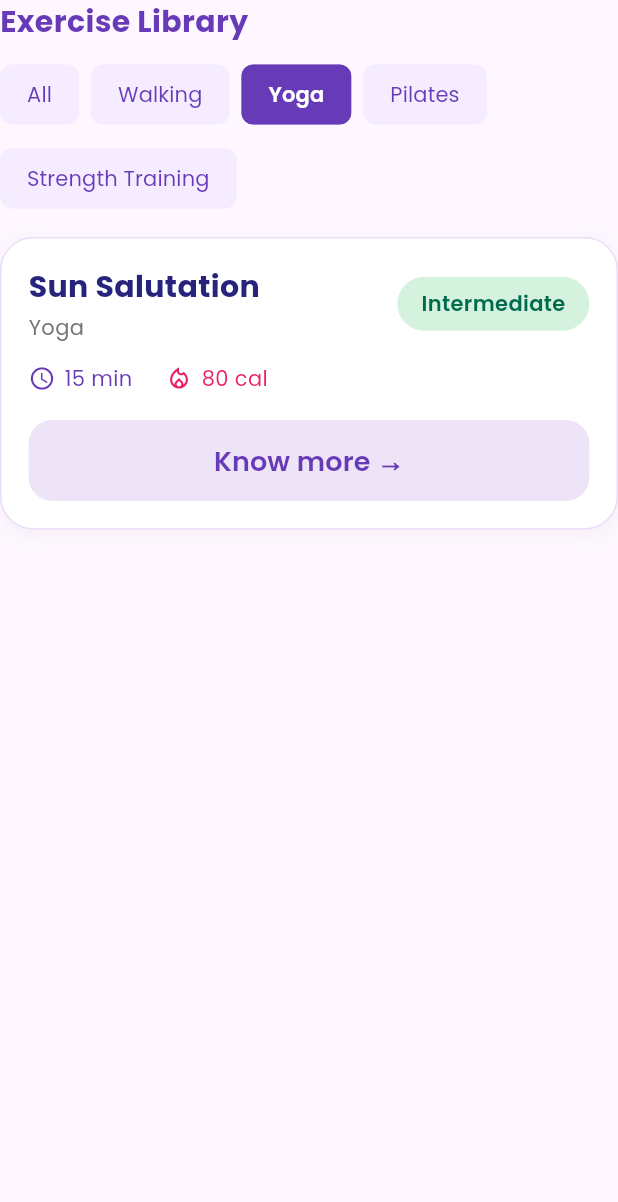
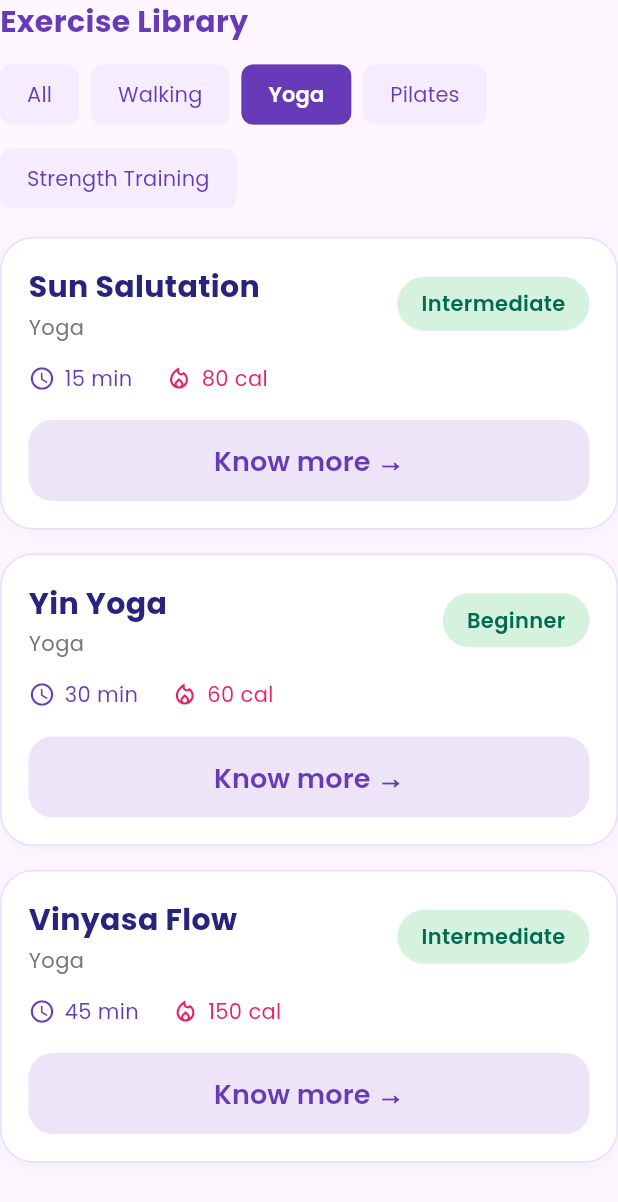
Before and after one commit to aniruddharoyarka/PCOS-App-V2, a Flutter app: the ExerciseLibrary widget shown alone on an empty page, opened directly, after a tap on "Walking", after a tap on "Yoga", on a phone screen of 412 x 824 dp. Shown: the top 1202 px of the screen. Run offline on Flutter 3.47's test engine with Material 3 defaults, Android fonts, the phone set to English and light mode, and no system bars; our stand-ins replace fl_chart, google_fonts.

Commit message:
all hips and exercise section without know more

```diff
--- a/lib/widgets/exerciseLibrary_healthPage.dart
+++ b/lib/widgets/exerciseLibrary_healthPage.dart
@@ -39,6 +39,79 @@ class _ExerciseLibraryState extends State<ExerciseLibrary> {
       duration: "15 min",
       calories: "80 cal",
       icon: Icons.self_improvement,
+    ),
+
+    ExerciseModel(
+      title: "Yin Yoga",
+      category: "Yoga",
+      level: "Beginner",
+      duration: "30 min",
+      calories: "60 cal",
+      icon: Icons.self_improvement,
+    ),
+    ExerciseModel(
+      title: "Vinyasa Flow",
+      category: "Yoga",
+      level: "Intermediate",
+      duration: "45 min",
+      calories: "150 cal",
+      icon: Icons.self_improvement,
+    ),
+    ExerciseModel(
+      title: "Core Pilates",
+      category: "Pilates",
+      level: "Beginner",
+      duration: "20 min",
+      calories: "90 cal",
+      icon: Icons.sports_gymnastics,
+    ),
+    ExerciseModel(
+      title: "Resistance Band",
+      category: "Strength Training",
+      level: "Beginner",
+      duration: "30 min",
+      calories: "130 cal",
+      icon: Icons.fitness_center,
+    ),
+    ExerciseModel(
+      title: "Full Body Strength",
+      category: "Strength Training",
+      level: "Intermediate",
+      duration: "40 min",
+      calories: "200 cal",
+      icon: Icons.fitness_center,
+    ),
+    ExerciseModel(
+      title: "Morning Stretch",
+      category: "Stretching",
+      level: "Beginner",
+      duration: "10 min",
+      calories: "40 cal",
+      icon: Icons.accessibility_new,
+    ),
+    ExerciseModel(
+      title: "Hip & Lower Back Stretch",
+      category: "Stretching",
+      level: "Beginner",
+      duration: "15 min",
+      calories: "50 cal",
+      icon: Icons.accessibility_new,
+    ),
+    ExerciseModel(
+      title: "Zumba",
+      category: "Dance Fitness",
+      level: "Beginner",
+      duration: "30 min",
+      calories: "200 cal",
+      icon: Icons.music_note,
+    ),
+    ExerciseModel(
+      title: "Dance Cardio",
+      category: "Dance Fitness",
+      level: "Intermediate",
+      duration: "40 min",
+      calories: "220 cal",
+      icon: Icons.music_note,
     ),
   ];
 
@@ -104,6 +177,7 @@ class _ExerciseLibraryState extends State<ExerciseLibrary> {
                 isSelected: selectedCategory == "Strength Training",
                 onTap: () => changeCategory("Strength Training"),
               ),
+
             ],
           ),
 
```
